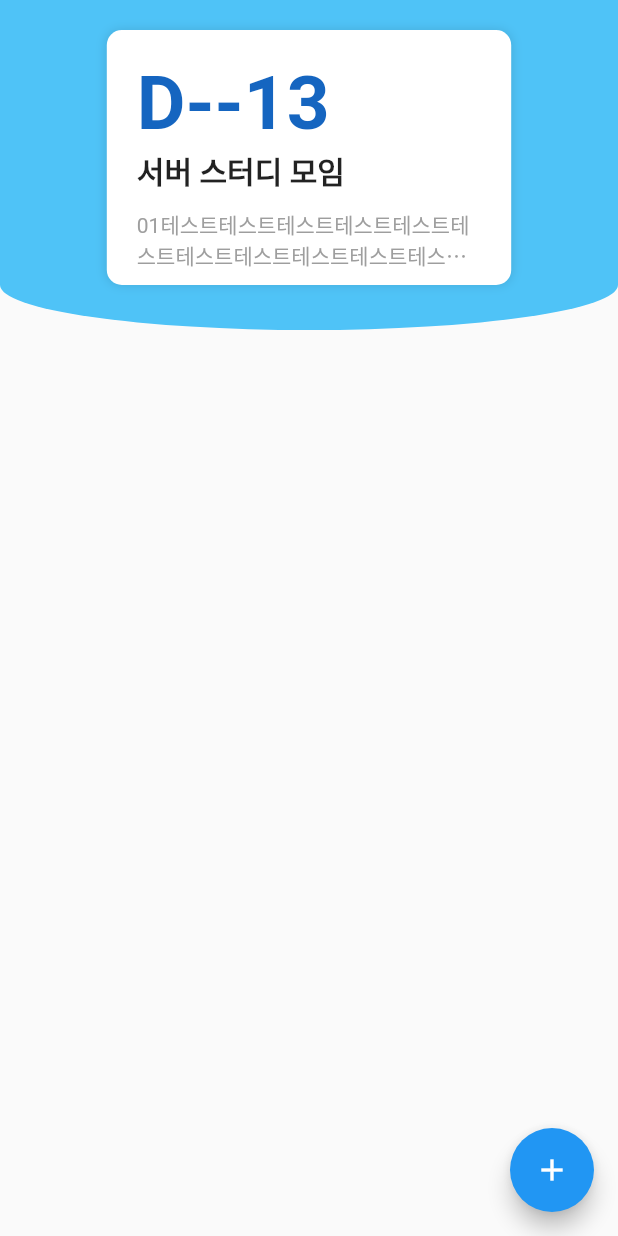
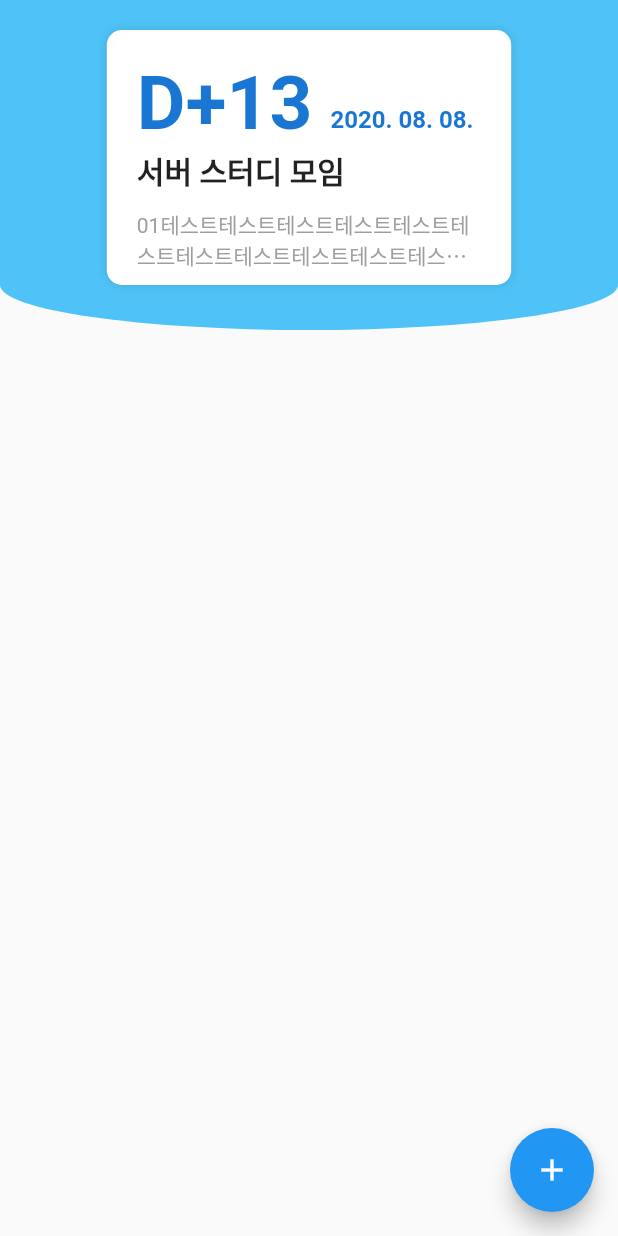
Before and after one commit to BusanDevelopers/D-DayCalendar, a Flutter app: the screen it shows after launch, on a phone screen of 412 x 824 dp. Run offline on Flutter 3.47's test engine with Material 2 defaults, Android fonts, the phone set to English and light mode, and no system bars; our stand-ins replace flutter_swiper.

Commit message:
Add: dday date indicator in dday unit

```diff
--- a/d_day_calendar/lib/dday_unit.dart
+++ b/d_day_calendar/lib/dday_unit.dart
@@ -1,5 +1,6 @@
 import 'package:d_day_calendar/dday.dart';
 import 'package:flutter/material.dart';
+import 'package:intl/intl.dart';
 
 class DdayUnit extends StatelessWidget {
   final Dday _dday;
@@ -10,8 +11,10 @@ class DdayUnit extends StatelessWidget {
 
   @override
   Widget build(BuildContext context) {
+    DateFormat formatter = new DateFormat('yyyy. MM. dd.');
+
     DateTime now = new DateTime.now();
-    int remainDay = _dday.date.difference(new DateTime(now.year, now.month, now.day)).inDays;
+    int remainDay = new DateTime(now.year, now.month, now.day).difference(_dday.date).inDays;
     Color ddayColor = Colors.blue[100];
 
     if(remainDay == 0) ddayColor = Colors.blue[900];
@@ -41,13 +44,30 @@ class DdayUnit extends StatelessWidget {
           child: Column(
             crossAxisAlignment: CrossAxisAlignment.start,
             children: [
+              Row(
+                crossAxisAlignment: CrossAxisAlignment.end,
+                children: [
                   Text(
-                'D-${(remainDay == 0) ? 'Day' : remainDay}',
+                    'D${(remainDay > 0 ? '+' : '')}${(remainDay == 0) ? '-Day' : remainDay}',
                     style: TextStyle(
                       color: ddayColor,
                       fontWeight: FontWeight.bold,
                       fontSize: 50
                     ),
+                  ),
+                  SizedBox(width: 12),
+                  Padding(
+                    padding: EdgeInsets.only(bottom: 10),
+                    child: Text(
+                      formatter.format(_dday.date),
+                      style: TextStyle(
+                        color: ddayColor,
+                        fontWeight: FontWeight.bold,
+                        fontSize: 16
+                      )
+                    )
+                  )
+                ],
               ),
               Text(
                 _dday.title,
--- a/d_day_calendar/pubspec.yaml
+++ b/d_day_calendar/pubspec.yaml
@@ -24,6 +24,7 @@ dependencies:
   flutter:
     sdk: flutter
   flutter_swiper: any
+  intl: any
 
   # The following adds the Cupertino Icons font to your application.
   # Use with the CupertinoIcons class for iOS style icons.
```
Also changed, not shown: d_day_calendar/pubspec.lock. Lines whose indentation alone changed are shown as unchanged.
